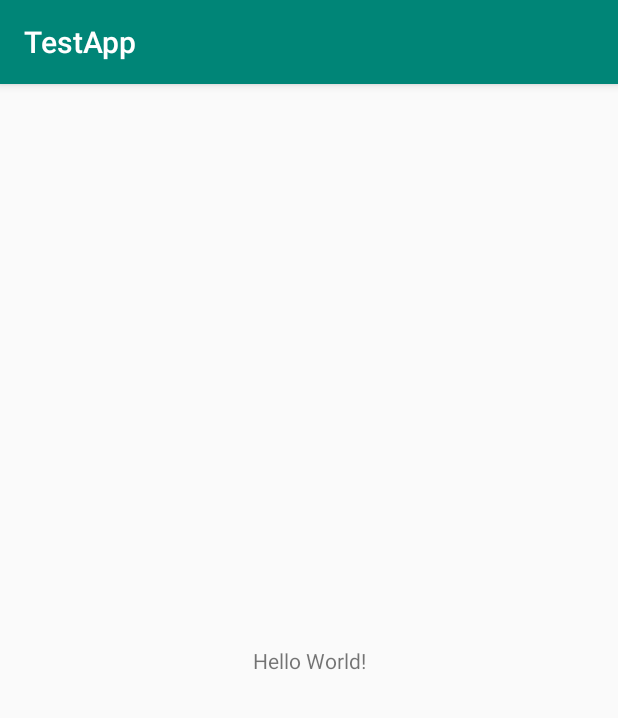
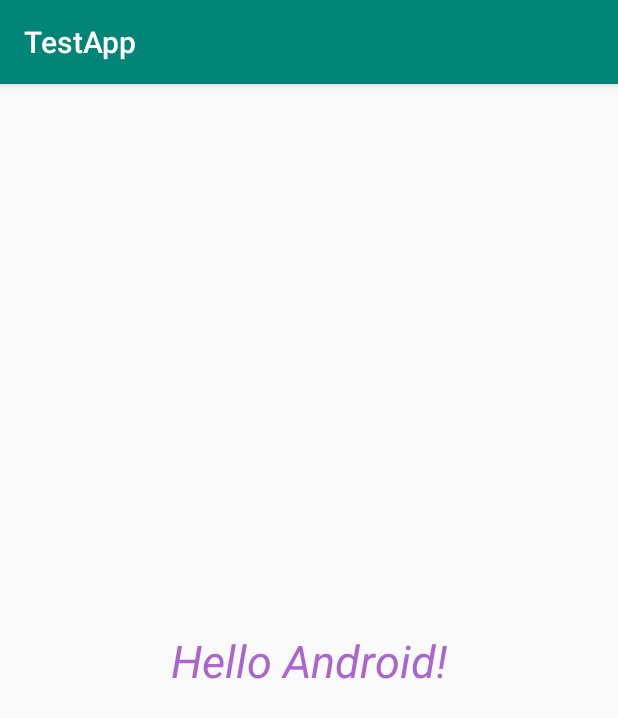
Before and after one commit to ig6966/android_firstapp, an Android app: the screen it shows after launch (MainActivity), on a phone screen of 412 x 824 dp. Shown: the top 718 px of the screen. Run offline under Robolectric (Android 15) with nearby library versions, the phone set to English and light mode, and no system bars.

Commit message:
explore layout

```diff
--- a/app/src/main/res/layout/activity_main.xml
+++ b/app/src/main/res/layout/activity_main.xml
@@ -8,12 +8,13 @@
     tools:context=".MainActivity">
 
     <TextView
-        android:layout_width="wrap_content"
-        android:layout_height="wrap_content"
-        android:text="Hello World!"
-        app:layout_constraintBottom_toBottomOf="parent"
-        app:layout_constraintLeft_toLeftOf="parent"
-        app:layout_constraintRight_toRightOf="parent"
-        app:layout_constraintTop_toTopOf="parent" />
+            android:layout_width="wrap_content"
+            android:layout_height="wrap_content"
+            android:text="Hello Android!"
+            app:layout_constraintBottom_toBottomOf="parent"
+            app:layout_constraintLeft_toLeftOf="parent"
+            app:layout_constraintRight_toRightOf="parent"
+            app:layout_constraintTop_toTopOf="parent" app:fontFamily="sans-serif" android:textStyle="italic"
+            android:textAllCaps="false" android:textColor="@android:color/holo_purple" android:textSize="30sp"/>
 
 </android.support.constraint.ConstraintLayout>
```
